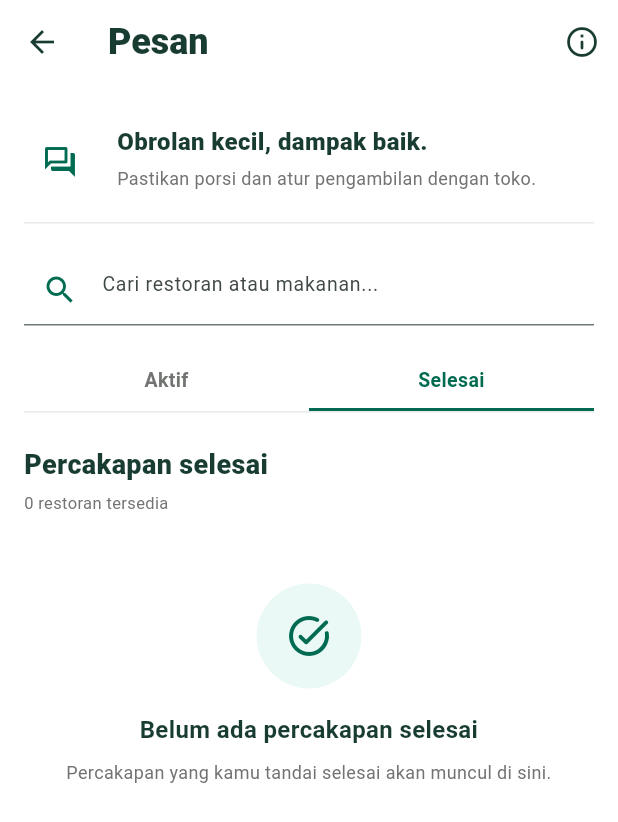
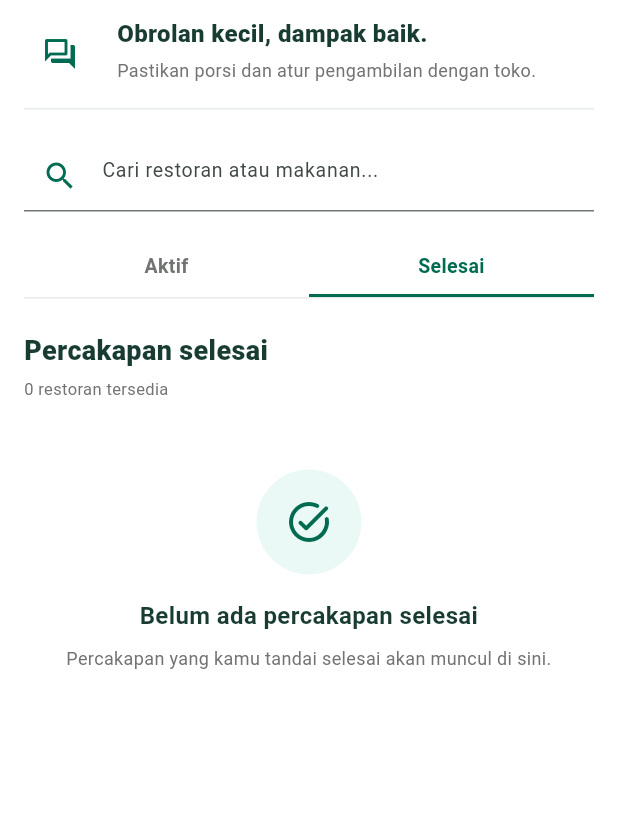
Before and after one commit to khierrro/BagiPorsi, a Flutter app: the PilihRestoran screen opened directly with empty values, after a tap on "Selesai", on a phone screen of 412 x 824 dp. Shown: the top 822 px of the screen. Run offline on Flutter 3.47's test engine with Material 3 defaults, Android fonts, the phone set to English and light mode, and no system bars; our stand-ins replace qr_flutter, shared_preferences; accounts and stored records are empty; network calls fail.

Commit message:
Remove page headers and compact main tab layouts
Move map, chat and profile content upward with safe-area spacing. Keep conversation help accessible and update navigation assertions. Validation: flutter analyze and 12 relevant widget tests passed.

```diff
--- a/lib/screens/pilih_restoran.dart
+++ b/lib/screens/pilih_restoran.dart
@@ -25,6 +25,13 @@ class _PilihRestoranState extends State<PilihRestoran> {
     _searchController.dispose();
     super.dispose();
   }
+
+  void _showConversationInfo() => showFeatureSheet(
+    context,
+    title: 'Obrolan untuk porsi baik',
+    icon: Icons.chat_bubble_outline_rounded,
+    message: 'Tanyakan stok, alamat, dan jadwal pengambilan kepada toko. Pesan saat ini tersimpan di sesi perangkat ini dan belum dikirim ke toko.',
+  );
 
   @override
   Widget build(BuildContext context) => ListenableBuilder(
@@ -55,54 +62,36 @@ class _PilihRestoranState extends State<PilihRestoran> {
 
       return Scaffold(
         backgroundColor: Colors.white,
-        appBar: AppBar(
-          backgroundColor: Colors.white,
-          foregroundColor: BagiPorsiColors.ink,
-          surfaceTintColor: Colors.transparent,
-          title: const Text(
-            'Pesan',
-            style: TextStyle(fontSize: 24, fontWeight: FontWeight.w800),
-          ),
-          actions: [
-            IconButton(
-              tooltip: 'Tentang percakapan',
-              onPressed: () => showFeatureSheet(
-                context,
-                title: 'Obrolan untuk porsi baik',
-                icon: Icons.chat_bubble_outline_rounded,
-                message: 'Tanyakan stok, alamat, dan jadwal pengambilan kepada toko. Pesan saat ini tersimpan di sesi perangkat ini dan belum dikirim ke toko.',
-              ),
-              icon: const Icon(Icons.info_outline_rounded),
-            ),
-          ],
-        ),
         body: SafeArea(
-          top: false,
           bottom: false,
           child: ListView(
-            padding: const EdgeInsets.fromLTRB(16, 12, 16, 24),
+            padding: const EdgeInsets.fromLTRB(16, 0, 16, 24),
             keyboardDismissBehavior: ScrollViewKeyboardDismissBehavior.onDrag,
             children: [
               Container(
-                padding: const EdgeInsets.symmetric(vertical: 16),
+                padding: const EdgeInsets.symmetric(vertical: 12),
                 decoration: const BoxDecoration(
                   border: Border(
                     bottom: BorderSide(color: BagiPorsiColors.border),
                   ),
                 ),
-                child: const Row(
+                child: Row(
                   crossAxisAlignment: CrossAxisAlignment.start,
                   children: [
                     CircleAvatar(
                       radius: 24,
                       backgroundColor: Colors.white,
-                      child: Icon(
-                        Icons.forum_outlined,
-                        color: BagiPorsiColors.green,
+                      child: IconButton(
+                        tooltip: 'Tentang percakapan',
+                        onPressed: _showConversationInfo,
+                        icon: const Icon(
+                          Icons.forum_outlined,
+                          color: BagiPorsiColors.green,
+                        ),
                       ),
                     ),
-                    SizedBox(width: 14),
-                    Expanded(
+                    const SizedBox(width: 14),
+                    const Expanded(
                       child: Column(
                         crossAxisAlignment: CrossAxisAlignment.start,
                         children: [
```
Also changed, not shown: lib/screens/peta.dart (+18 -23 lines), lib/screens/profil.dart (+6 -11 lines), 1 other file.
